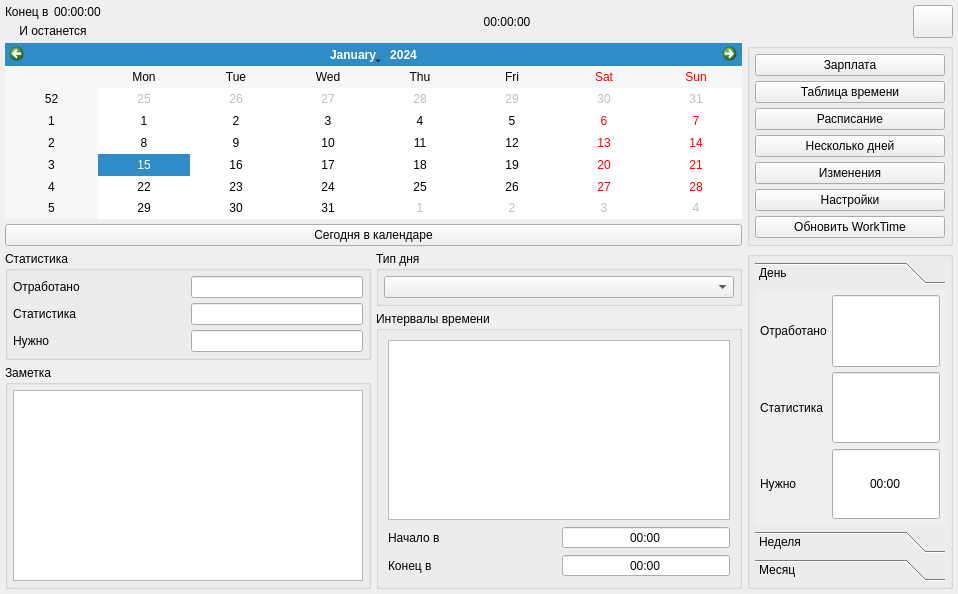
The window that src/gui/worktimewindow.ui (rnikbond/worktime) describes before a commit, drawn with Qt 5.
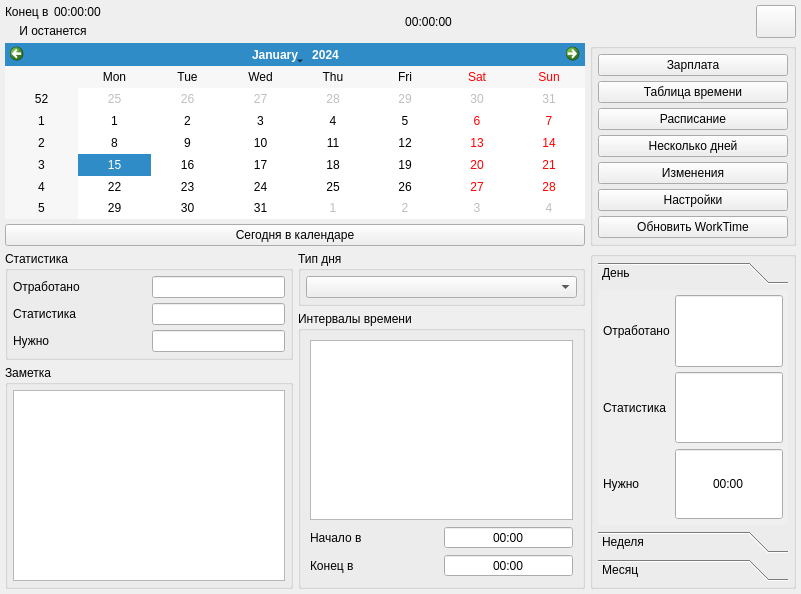
The same window after the commit.

The edit to the form file:
```diff
--- a/src/gui/worktimewindow.ui
+++ b/src/gui/worktimewindow.ui
@@ -6,7 +6,7 @@
    <rect>
     <x>0</x>
     <y>0</y>
-    <width>958</width>
+    <width>801</width>
     <height>594</height>
    </rect>
   </property>
```
